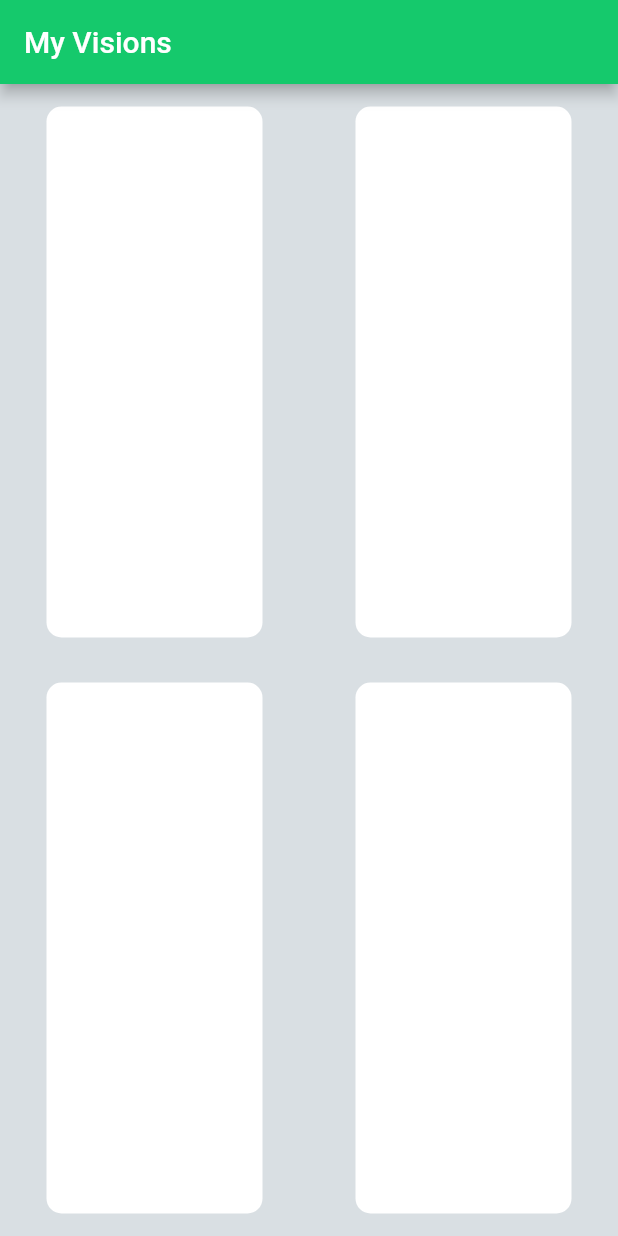
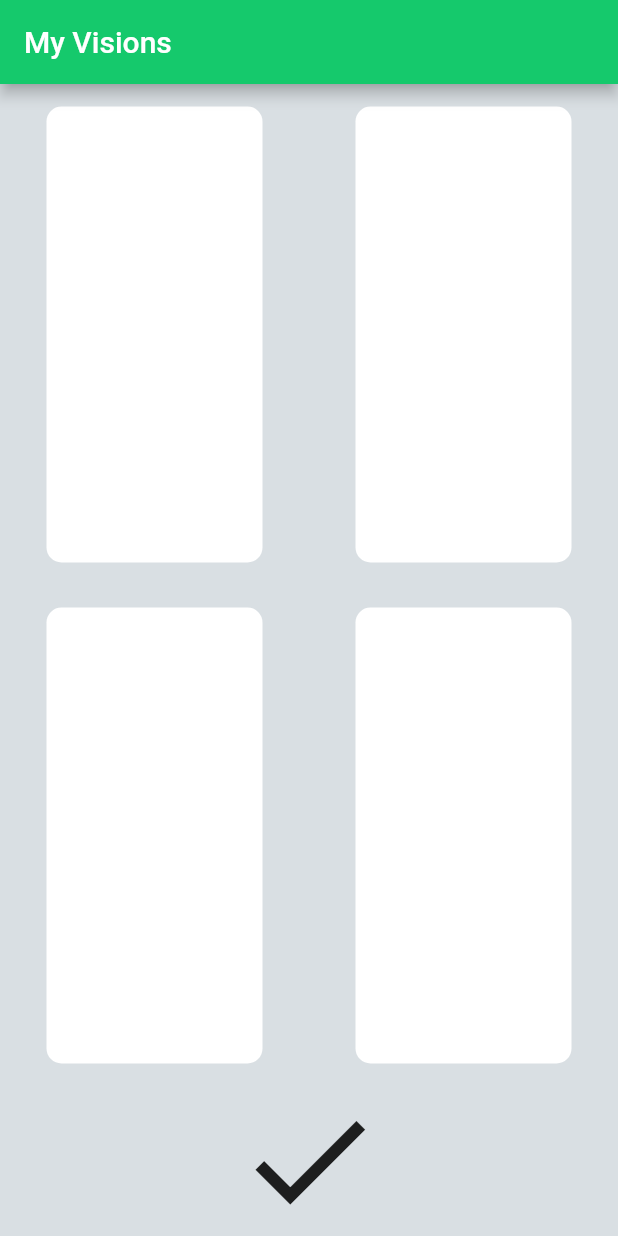
Before and after one commit to studyinghub/vision_check_test, a Flutter app: the screen it shows after launch, on a phone screen of 412 x 824 dp. Run offline on Flutter 3.47's test engine with Material 2 defaults, Android fonts, the phone set to English and light mode, and no system bars.

Commit message:
the check will be a app bar

```diff
--- a/lib/home_page.dart
+++ b/lib/home_page.dart
@@ -46,11 +46,20 @@ class HomePage extends StatelessWidget {
                       colour: Color(0xFFFFFFFF),
                     ),
                   ),
+                  SizedBox(
+                    height: 10.0,
+                  ),
                 ],
               ),
             ),
           ],
         ),
+        bottomNavigationBar: SizedBox(
+          child: Icon(
+            Icons.check,
+            size: 100.0,
+          ),
+        ),
       ),
     );
   }
--- a/lib/reuse_card.dart
+++ b/lib/reuse_card.dart
@@ -2,11 +2,16 @@ import 'package:flutter/material.dart';
 
 class ReusableCard extends StatelessWidget {
   ReusableCard(
-      {@required this.colour, this.cardChild, this.onPressed, this.setState});
+      {@required this.colour,
+      this.cardChild,
+      this.onPressed,
+      this.setState,
+      this.iconForButton});
   final Color colour;
   final Widget cardChild;
   final Function onPressed;
   final Function setState;
+  final IconData iconForButton;
 
   @override
   Widget build(BuildContext context) {
```
